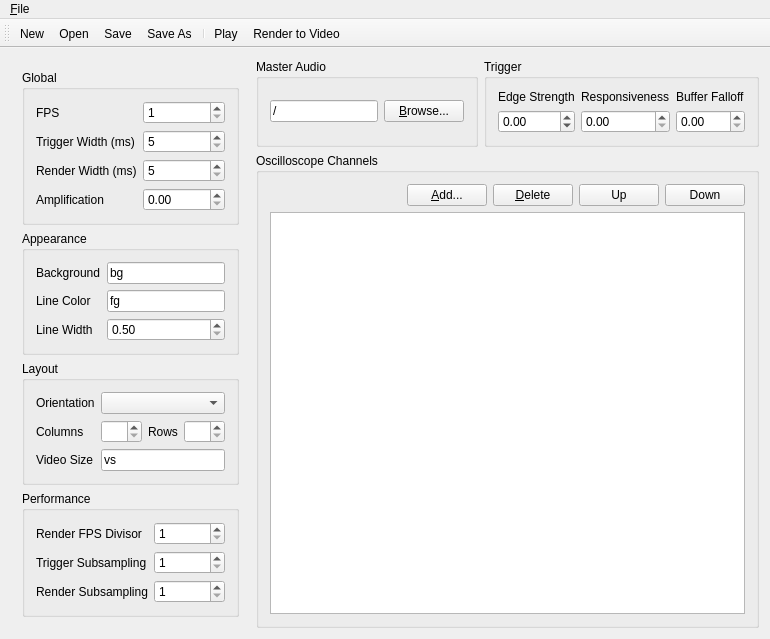
Before: the Qt Designer form ovgenpy/gui/mainwindow.ui in corrscope/corrscope, drawn with Qt 5.
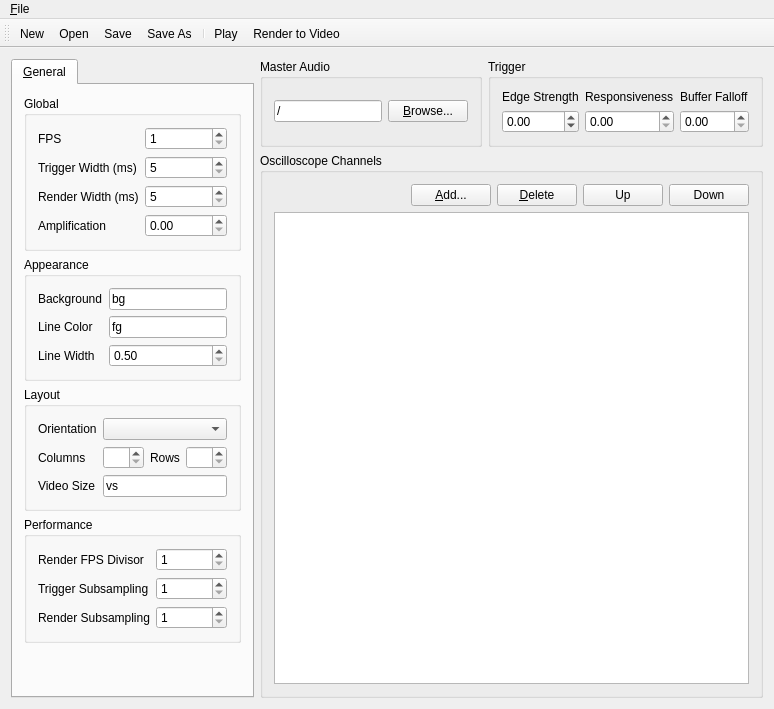
After: the same form once the commit is applied. Custom widgets are drawn as their Qt base class.

Commit message: [ui] Restore options tabs (General only)

```diff
--- a/ovgenpy/gui/mainwindow.ui
+++ b/ovgenpy/gui/mainwindow.ui
@@ -16,14 +16,15 @@
   <widget class="QWidget" name="centralWidget">
    <layout class="QHBoxLayout" name="horizontalLayout" stretch="0,1">
     <item>
-     <widget class="QWidget" name="optionsColumn" native="true">
-      <property name="sizePolicy">
-       <sizepolicy hsizetype="Fixed" vsizetype="Preferred">
-        <horstretch>0</horstretch>
-        <verstretch>0</verstretch>
-       </sizepolicy>
+     <widget class="QTabWidget" name="tabWidget">
+      <property name="currentIndex">
+       <number>0</number>
       </property>
-      <layout class="QVBoxLayout" name="verticalLayout">
+      <widget class="QWidget" name="tabGeneral">
+       <attribute name="title">
+        <string>&amp;General</string>
+       </attribute>
+       <layout class="QVBoxLayout" name="verticalLayout_2">
        <item>
         <widget class="QGroupBox" name="optionGlobal">
          <property name="title">
@@ -271,7 +272,21 @@
          </layout>
         </widget>
        </item>
-      </layout>
+        <item>
+         <spacer name="verticalSpacer_2">
+          <property name="orientation">
+           <enum>Qt::Vertical</enum>
+          </property>
+          <property name="sizeHint" stdset="0">
+           <size>
+            <width>20</width>
+            <height>40</height>
+           </size>
+          </property>
+         </spacer>
+        </item>
+       </layout>
+      </widget>
      </widget>
     </item>
     <item>
```
Lines whose indentation alone changed are shown as unchanged.
